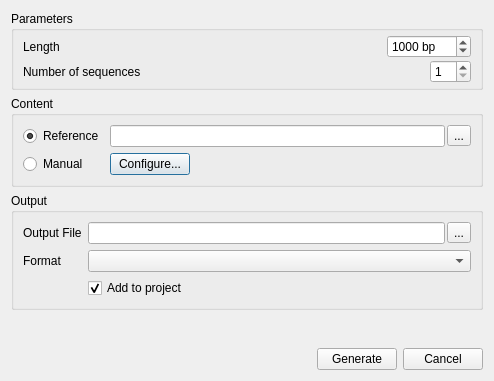
Before: the Qt Designer form src/plugins/dna_export/src/ui/DNASequenceGeneratorDialog.ui in violethaze74/ugene, drawn with Qt 5.
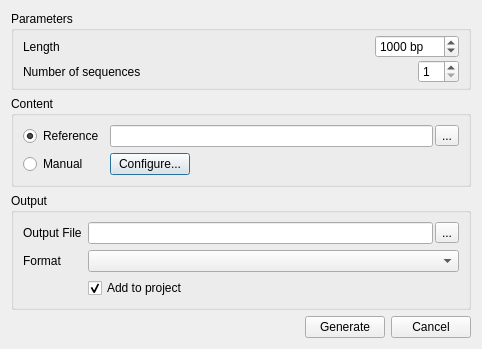
After: the same form once the commit is applied.

The edit to the form file:
```diff
--- a/src/plugins/dna_export/src/ui/DNASequenceGeneratorDialog.ui
+++ b/src/plugins/dna_export/src/ui/DNASequenceGeneratorDialog.ui
@@ -6,8 +6,8 @@
    <rect>
     <x>0</x>
     <y>0</y>
-    <width>494</width>
-    <height>381</height>
+    <width>482</width>
+    <height>337</height>
    </rect>
   </property>
   <property name="windowTitle">
```
